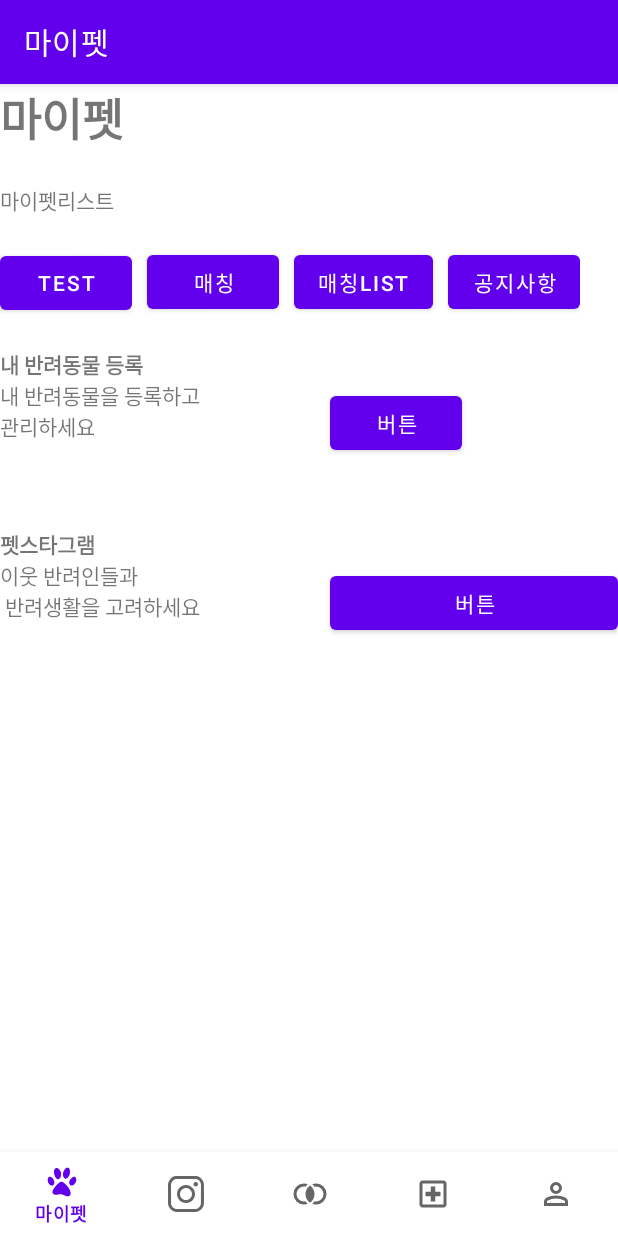
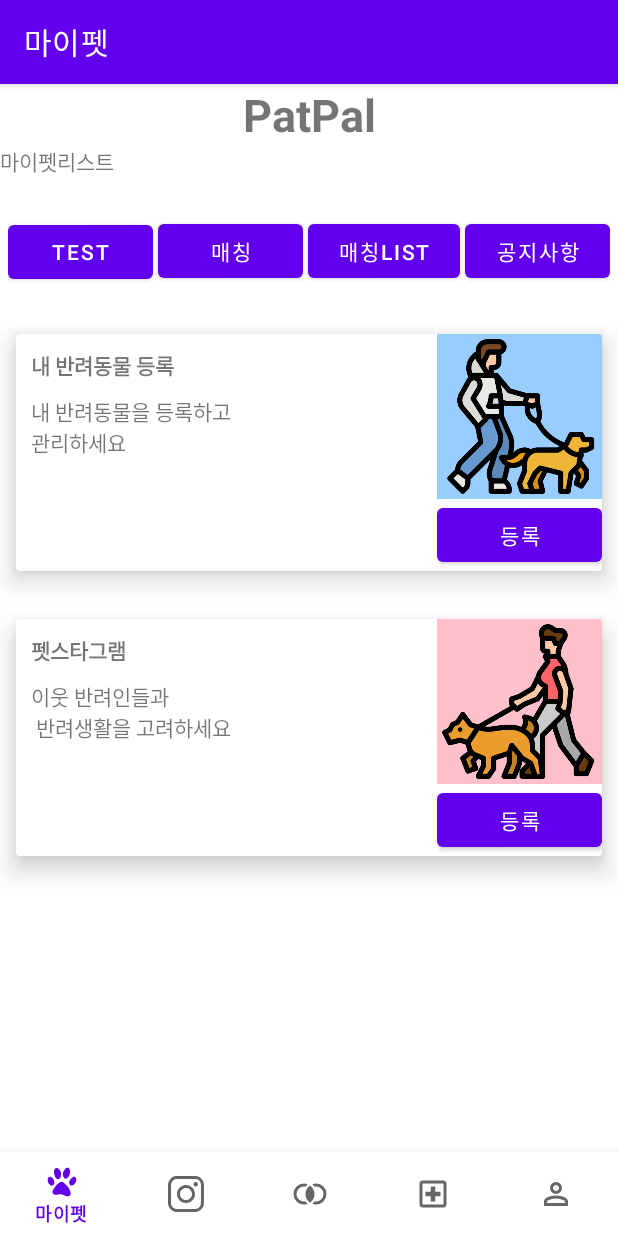
Before and after one commit to jimpak/PetPal, an Android app: the MypetFragment screen opened through its navigation route, on a phone screen of 412 x 824 dp. Run offline under Robolectric (Android 15) with nearby library versions, the phone set to English and light mode, and no system bars; our stand-ins replace Firebase (no records; nobody signed in at launch, a user with empty details on screens opened directly), navigation-ui; pictures from the network do not load.

Commit message:
마이펫 레이아웃 수정본

```diff
--- a/PetPalApp/app/src/main/res/layout/fragment_mypet.xml
+++ b/PetPalApp/app/src/main/res/layout/fragment_mypet.xml
@@ -8,18 +8,16 @@
 
     <LinearLayout
             android:layout_width="match_parent"
-        android:layout_height="wrap_content"
+            android:layout_height="match_parent"
             android:orientation="vertical">
 
 
         <TextView
                 android:id="@+id/textmypet"
-            android:layout_width="wrap_content"
+                android:layout_width="match_parent"
                 android:layout_height="wrap_content"
                 android:gravity="center_horizontal"
-            android:layout_marginRight="40dp"
-            android:layout_marginBottom="21dp"
-            android:text="마이펫"
+                android:text="PatPal"
                 android:textSize="30sp"
                 android:textStyle="bold" />
 
@@ -31,7 +29,7 @@
 
         <LinearLayout
                 android:layout_width="match_parent"
-            android:layout_height="match_parent"
+                android:layout_height="wrap_content"
                 android:orientation="horizontal">
 
             <androidx.recyclerview.widget.RecyclerView
@@ -44,58 +42,65 @@
         </LinearLayout>
 
         <LinearLayout
-            android:layout_width="wrap_content"
+                android:layout_width="match_parent"
                 android:layout_height="wrap_content"
-            android:layout_marginBottom="20dp"
+                android:layout_marginBottom="10dp"
+                android:padding="5dp"
                 android:orientation="horizontal">
 
 
             <Button
                     android:id="@+id/btnMypet1"
-                android:layout_width="match_parent"
+                    android:layout_width="wrap_content"
                     android:layout_height="wrap_content"
-                android:layout_marginRight="10dp"
+                    android:layout_weight="1"
+                    android:layout_marginRight="3dp"
                     android:text="test" />
 
             <Button
                     android:id="@+id/btnMypet2"
-                android:layout_width="match_parent"
+                    android:layout_width="wrap_content"
                     android:layout_height="wrap_content"
-                android:layout_marginRight="10dp"
+                    android:layout_weight="1"
+                    android:layout_marginRight="3dp"
                     android:text="매칭" />
 
             <Button
                     android:id="@+id/btnMypet3"
-                android:layout_width="match_parent"
+                    android:layout_width="wrap_content"
                     android:layout_height="wrap_content"
-                android:layout_marginRight="10dp"
+                    android:layout_weight="1"
+                    android:layout_marginRight="3dp"
                     android:text="매칭List" />
 
             <Button
                     android:id="@+id/btnMypet4"
                     android:layout_width="wrap_content"
                     android:layout_height="wrap_content"
+                    android:layout_weight="1"
                     android:text="공지사항" />
         </LinearLayout>
 
 
         <!--        반려동물등록-->
+
+        <androidx.cardview.widget.CardView
+                android:layout_width="match_parent"
+                android:layout_height="wrap_content"
+                app:cardElevation="10dp"
+                app:cardUseCompatPadding="true">
+
             <LinearLayout
                     android:layout_width="match_parent"
-            android:layout_height="100dp"
-            android:layout_marginBottom="20dp"
-            android:layout_weight="1"
+                    android:layout_height="wrap_content"
                     android:orientation="horizontal">
 
-            <ImageView
-                android:id="@+id/petimo"
+                <LinearLayout
                         android:layout_width="wrap_content"
-                android:layout_height="match_parent"
-                tools:src="@tools:sample/avatars" />
-
-            <LinearLayout
-                android:layout_width="220dp"
-                android:layout_height="match_parent"
+                        android:layout_height="wrap_content"
+                        android:layout_weight="3"
+                        android:layout_marginLeft="10dp"
+                        android:layout_marginTop="10dp"
                         android:orientation="vertical">
 
                     <TextView
@@ -103,6 +108,7 @@
                             android:layout_width="match_parent"
                             android:layout_height="wrap_content"
                             android:text="내 반려동물 등록"
+                            android:layout_marginBottom="10dp"
                             android:textStyle="bold" />
 
                     <TextView
@@ -113,37 +119,56 @@
 
                 </LinearLayout>
 
+                <LinearLayout
+                        android:layout_width="wrap_content"
+                        android:layout_height="wrap_content"
+                        android:orientation="vertical">
+
+                    <ImageView
+                            android:id="@+id/petimo"
+                            android:layout_width="110dp"
+                            android:layout_height="110dp"
+                            android:background="#99ccff"
+                            android:src="@drawable/dog1" />
+
                     <Button
                             android:id="@+id/petInsert"
+                            android:layout_width="match_parent"
+                            android:layout_height="wrap_content"
+                            android:layout_gravity="center_vertical"
+                            android:text="등록" />
+
+                </LinearLayout>
+
+            </LinearLayout>
+
+        </androidx.cardview.widget.CardView>
+        <!--펫스타그램-->
+
+        <androidx.cardview.widget.CardView
+                android:layout_width="match_parent"
+                android:layout_height="wrap_content"
+                app:cardElevation="10dp"
+                app:cardUseCompatPadding="true">
+
+            <LinearLayout
+                    android:layout_width="match_parent"
+                    android:layout_height="wrap_content"
+                    android:orientation="horizontal">
+
+                <LinearLayout
                         android:layout_width="wrap_content"
                         android:layout_height="wrap_content"
-                android:layout_gravity="center_vertical"
-                android:text="버튼" />
-
-        </LinearLayout>
-        <!--펫스타그램-->
-        <LinearLayout
-            android:layout_width="match_parent"
-            android:layout_height="100dp"
-            android:layout_marginBottom="20dp"
-            android:layout_weight="1"
-            android:orientation="horizontal">
-
-            <ImageView
-                android:id="@+id/starimo"
-                android:layout_width="wrap_content"
-                android:layout_height="match_parent"
-                tools:src="@tools:sample/avatars" />
-
-            <LinearLayout
-                android:layout_width="220dp"
-                android:layout_height="match_parent"
+                        android:layout_marginLeft="10dp"
+                        android:layout_marginTop="10dp"
+                        android:layout_weight="3"
                         android:orientation="vertical">
 
                     <TextView
                             android:id="@+id/tvStar"
                             android:layout_width="match_parent"
                             android:layout_height="wrap_content"
+                            android:layout_marginBottom="10dp"
                             android:text="펫스타그램"
                             android:textStyle="bold" />
 
@@ -155,16 +180,30 @@
 
                 </LinearLayout>
 
+                <LinearLayout
+                        android:layout_width="wrap_content"
+                        android:layout_height="wrap_content"
+                        android:orientation="vertical">
+
+                    <ImageView
+                            android:id="@+id/starimo"
+                            android:layout_width="110dp"
+                            android:layout_height="110dp"
+                            android:background="#ffc0cb"
+                            android:src="@drawable/dog2" />
+
                     <Button
                             android:id="@+id/starInsert"
                             android:layout_width="match_parent"
                             android:layout_height="wrap_content"
                             android:layout_gravity="center_vertical"
-                android:text="버튼" />
+                            android:text="등록" />
 
                 </LinearLayout>
 
+            </LinearLayout>
 
+        </androidx.cardview.widget.CardView>
 
 
     </LinearLayout>
--- a/PetPalApp/app/src/main/res/layout/mypet_item.xml
+++ b/PetPalApp/app/src/main/res/layout/mypet_item.xml
@@ -1,9 +1,12 @@
 <?xml version="1.0" encoding="utf-8"?>
-<LinearLayout xmlns:android="http://schemas.android.com/apk/res/android"
+<androidx.cardview.widget.CardView
+        xmlns:android="http://schemas.android.com/apk/res/android"
         xmlns:tools="http://schemas.android.com/tools"
-        android:orientation="vertical"
-        android:layout_width="match_parent"
-        android:layout_height="match_parent">
+        xmlns:app="http://schemas.android.com/apk/res-auto"
+        app:cardUseCompatPadding="true"
+        app:cardElevation="6dp"
+        android:layout_width="wrap_content"
+        android:layout_height="wrap_content">
 
         <LinearLayout
                 android:layout_width="wrap_content"
@@ -41,4 +44,4 @@
                     android:text="생일" />
         </LinearLayout>
 
-</LinearLayout>
+</androidx.cardview.widget.CardView>
```
Also changed, not shown: PetPalApp/app/src/main/res/drawable/dog1.png (added), PetPalApp/app/src/main/res/drawable/dog2.png (added). Lines whose indentation alone changed are shown as unchanged.
